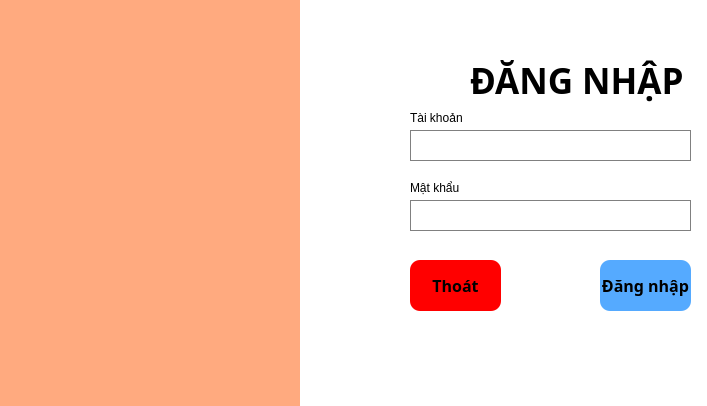
This is BTL_Python_Nhom7/dangnhap/DangNhap.ui in easyt181/PythonNam3_Nhom7_IT8 as Qt 5 draws it before an edit. The edited form follows.
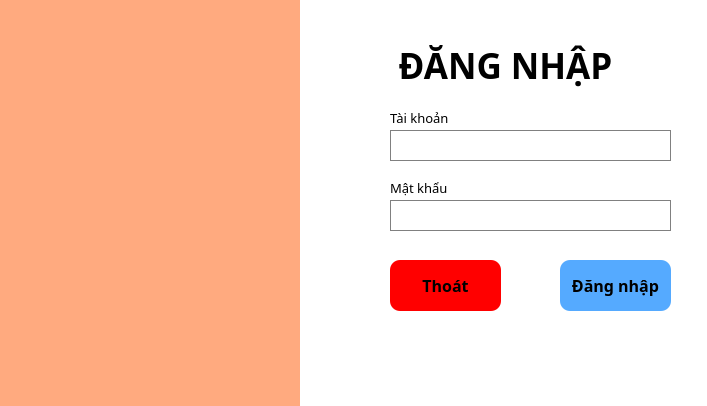
This is the edited form. Icons and pictures are not drawn.

Diff of the .ui file:
```diff
--- a/BTL_Python_Nhom7/dangnhap/DangNhap.ui
+++ b/BTL_Python_Nhom7/dangnhap/DangNhap.ui
@@ -42,8 +42,8 @@
     <widget class="QLabel" name="label_2">
      <property name="geometry">
       <rect>
-       <x>40</x>
-       <y>40</y>
+       <x>20</x>
+       <y>20</y>
        <width>261</width>
        <height>311</height>
       </rect>
@@ -83,38 +83,17 @@
     <widget class="QTextEdit" name="txtTaiKhoan">
      <property name="geometry">
       <rect>
-       <x>110</x>
+       <x>90</x>
        <y>130</y>
        <width>281</width>
        <height>31</height>
       </rect>
      </property>
     </widget>
-    <widget class="QLabel" name="label">
-     <property name="geometry">
-      <rect>
-       <x>170</x>
-       <y>50</y>
-       <width>221</width>
-       <height>61</height>
-      </rect>
-     </property>
-     <property name="font">
-      <font>
-       <family>Bahnschrift</family>
-       <pointsize>26</pointsize>
-       <weight>75</weight>
-       <bold>true</bold>
-      </font>
-     </property>
-     <property name="text">
-      <string>ĐĂNG NHẬP</string>
-     </property>
-    </widget>
     <widget class="QLabel" name="label_3">
      <property name="geometry">
       <rect>
-       <x>60</x>
+       <x>40</x>
        <y>120</y>
        <width>40</width>
        <height>40</height>
@@ -133,7 +112,7 @@
     <widget class="QLabel" name="label_4">
      <property name="geometry">
       <rect>
-       <x>60</x>
+       <x>40</x>
        <y>190</y>
        <width>40</width>
        <height>40</height>
@@ -152,7 +131,7 @@
     <widget class="QTextEdit" name="txtMatKhau">
      <property name="geometry">
       <rect>
-       <x>110</x>
+       <x>90</x>
        <y>200</y>
        <width>281</width>
        <height>31</height>
@@ -162,7 +141,7 @@
     <widget class="QLabel" name="label_5">
      <property name="geometry">
       <rect>
-       <x>110</x>
+       <x>90</x>
        <y>110</y>
        <width>81</width>
        <height>16</height>
@@ -170,7 +149,8 @@
      </property>
      <property name="font">
       <font>
-       <family>MS Shell Dlg 2</family>
+       <family>Bahnschrift</family>
+       <pointsize>10</pointsize>
       </font>
      </property>
      <property name="text">
@@ -180,12 +160,18 @@
     <widget class="QLabel" name="label_6">
      <property name="geometry">
       <rect>
-       <x>110</x>
+       <x>90</x>
        <y>180</y>
        <width>61</width>
        <height>16</height>
       </rect>
      </property>
+     <property name="font">
+      <font>
+       <family>Bahnschrift</family>
+       <pointsize>10</pointsize>
+      </font>
+     </property>
      <property name="text">
       <string>Mật khẩu</string>
      </property>
@@ -193,9 +179,9 @@
     <widget class="QPushButton" name="btnDangNhap">
      <property name="geometry">
       <rect>
-       <x>300</x>
+       <x>260</x>
        <y>260</y>
-       <width>91</width>
+       <width>111</width>
        <height>51</height>
       </rect>
      </property>
@@ -219,9 +205,9 @@
     <widget class="QPushButton" name="btnThoat">
      <property name="geometry">
       <rect>
-       <x>110</x>
+       <x>90</x>
        <y>260</y>
-       <width>91</width>
+       <width>111</width>
        <height>51</height>
       </rect>
      </property>
@@ -243,6 +229,36 @@
       <string>Thoát</string>
      </property>
     </widget>
+    <widget class="QWidget" name="verticalLayoutWidget">
+     <property name="geometry">
+      <rect>
+       <x>0</x>
+       <y>30</y>
+       <width>411</width>
+       <height>71</height>
+      </rect>
+     </property>
+     <layout class="QVBoxLayout" name="verticalLayout">
+      <item>
+       <widget class="QLabel" name="label">
+        <property name="font">
+         <font>
+          <family>Bahnschrift</family>
+          <pointsize>26</pointsize>
+          <weight>75</weight>
+          <bold>true</bold>
+         </font>
+        </property>
+        <property name="text">
+         <string>ĐĂNG NHẬP</string>
+        </property>
+        <property name="alignment">
+         <set>Qt::AlignCenter</set>
+        </property>
+       </widget>
+      </item>
+     </layout>
+    </widget>
    </widget>
   </widget>
  </widget>
```
